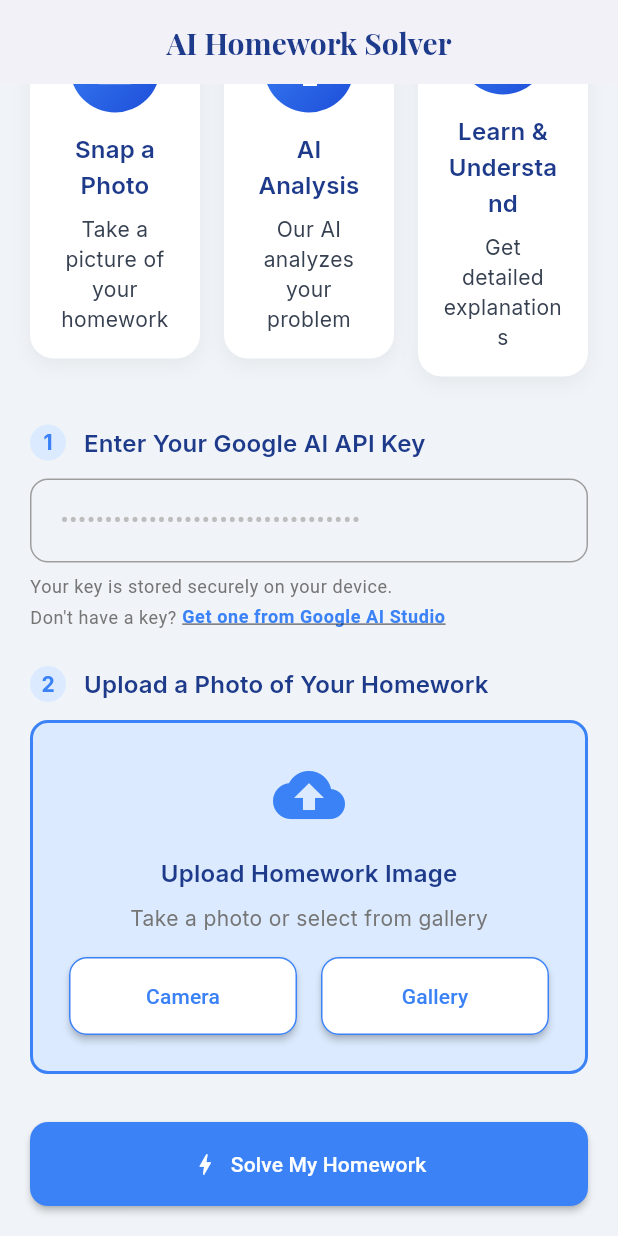
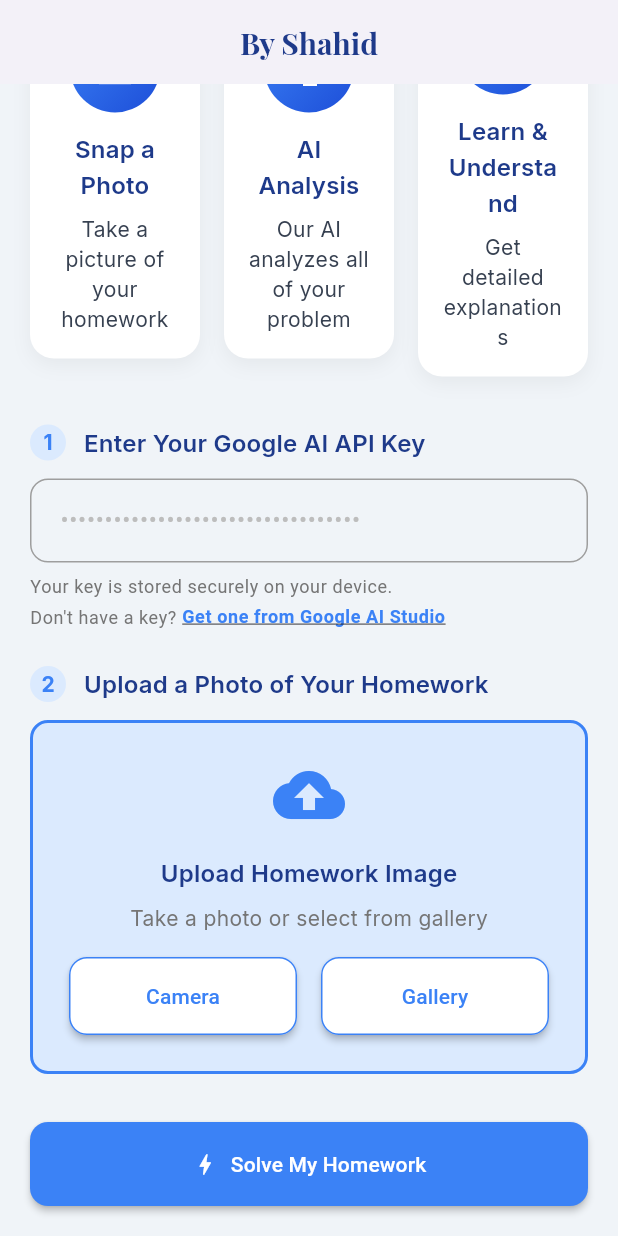
Before and after one commit to thishahid/HomeworkAI, a Flutter app: the screen it shows after launch, scrolled down 378 dp, on a phone screen of 412 x 824 dp. Run offline on Flutter 3.47's test engine with Material 3 defaults, Android fonts, the phone set to English and light mode, and no system bars; our stand-ins replace flutter_markdown, flutter_secure_storage, google_fonts, image_picker; missing offline and left inert: markdown.

Commit message:
Released App

```diff
--- a/lib/main.dart
+++ b/lib/main.dart
@@ -12,7 +12,7 @@ class MyApp extends StatelessWidget {
   @override
   Widget build(BuildContext context) {
     return MaterialApp(
-      title: 'AI Homework Solver',
+      title: 'By Shahid',
       debugShowCheckedModeBanner: false,
       theme: ThemeData(
         primarySwatch: Colors.blue,
--- a/lib/screens/home_screen.dart
+++ b/lib/screens/home_screen.dart
@@ -89,7 +89,7 @@ class _HomeScreenState extends State<HomeScreen> {
   Widget build(BuildContext context) {
     return Scaffold(
       appBar: AppBar(
-        title: const Text('AI Homework Solver'),
+        title: const Text('By Shahid'),
         centerTitle: true,
       ),
       body: SingleChildScrollView(
@@ -165,7 +165,7 @@ class _HomeScreenState extends State<HomeScreen> {
                     child: _StepCard(
                       icon: Icons.psychology,
                       title: 'AI Analysis',
-                      description: 'Our AI analyzes your problem',
+                      description: 'Our AI analyzes all of your problem',
                       stepNumber: '2',
                     ),
                   ),
--- a/lib/services/gemini_service.dart
+++ b/lib/services/gemini_service.dart
@@ -8,9 +8,9 @@ class GeminiService {
   GeminiService({required this.apiKey});
 
   Future<String> solveHomework(String imagePath) async {
-    final url = Uri.parse(
-      'https://generativelanguage.googleapis.com/v1beta/models/gemini-2.5-flash-preview-05-20:generateContent?key=$apiKey',
-    );
+    final baseUrl =
+        'https://generativelanguage.googleapis.com/v1beta/models/gemini-2.0-flash:generateContent';
+    final url = Uri.parse('$baseUrl?key=$apiKey');
 
     final file = File(imagePath);
     final bytes = await file.readAsBytes();
--- a/lib/widgets/api_key_input.dart
+++ b/lib/widgets/api_key_input.dart
@@ -71,7 +71,8 @@ class ApiKeyInput extends StatelessWidget {
               WidgetSpan(
                 child: GestureDetector(
                   onTap: () {
-                    // In a real app, you would launch the URL
+                    // it would launch the URL "https://aistudio.google.com/apikey"
+                    // but since we cannot use url_launcher package, we leave it empty
                   },
                   child: Text(
                     'Get one from Google AI Studio',
```
Also changed, not shown: 1 other file.
